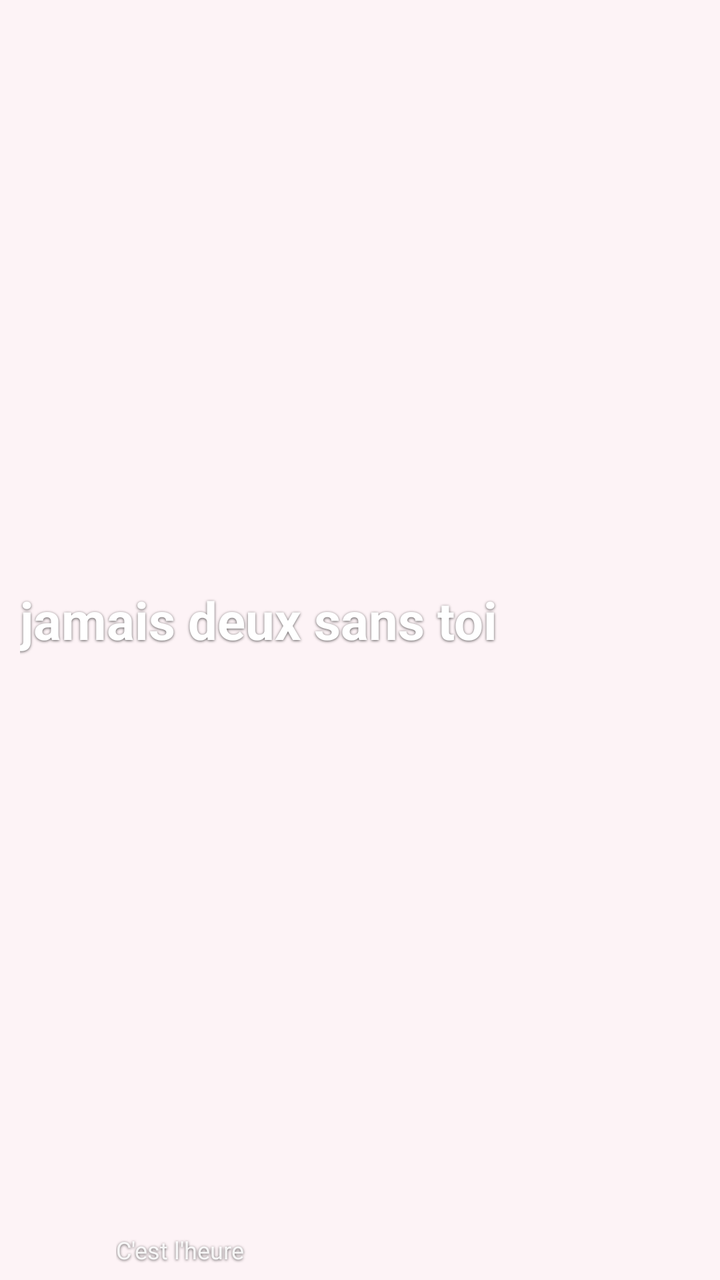
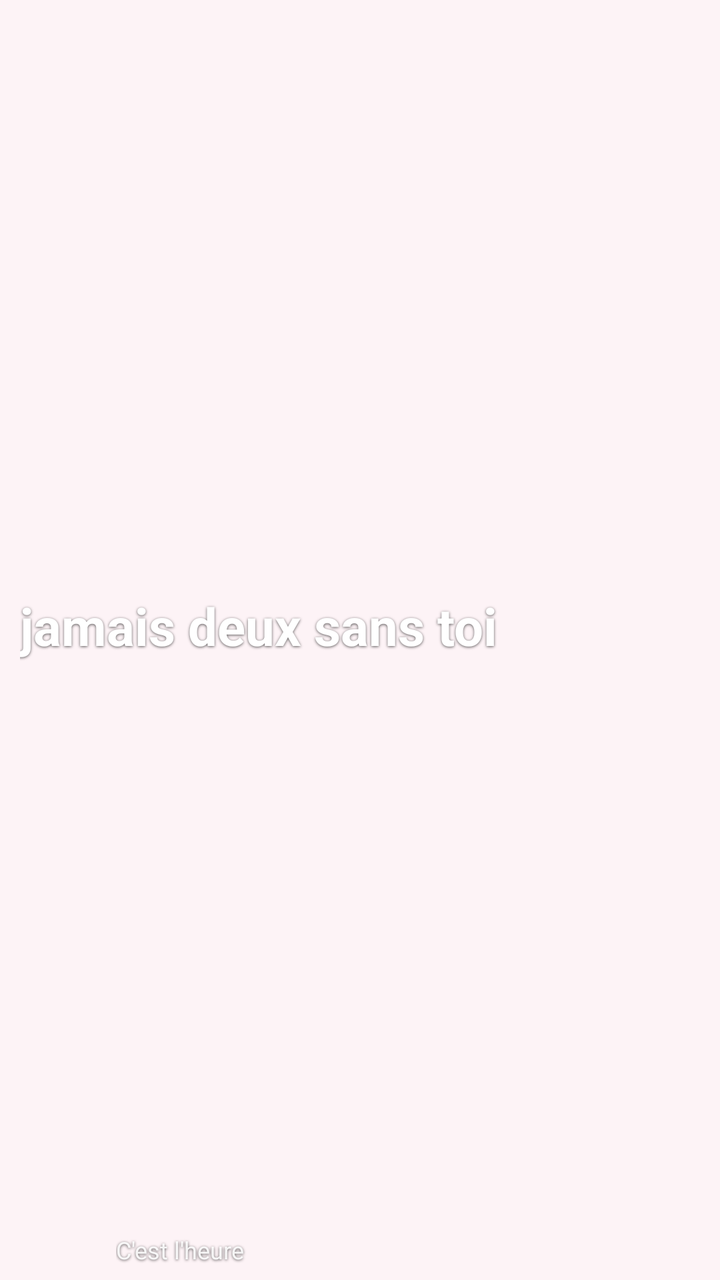

The first picture is an Android layout as it rendered before a commit; the second is the same layout after the commit. The layout source and the unified diff follow.
<!-- AndroidManifest.xml: application theme Theme.MedTap -->
<!-- res/layout/widget_dragon.xml -->
<?xml version="1.0" encoding="utf-8"?>
<FrameLayout xmlns:android="http://schemas.android.com/apk/res/android"
    android:layout_width="match_parent"
    android:layout_height="match_parent">

    <ImageView
        android:id="@+id/widget_bg"
        android:layout_width="match_parent"
        android:layout_height="match_parent"
        android:scaleType="fitXY"
        android:contentDescription="@null" />

    <LinearLayout
        android:layout_width="match_parent"
        android:layout_height="match_parent"
        android:orientation="vertical"
        android:paddingStart="10dp"
        android:paddingEnd="10dp"
        android:paddingTop="8dp"
        android:paddingBottom="7dp">

        <LinearLayout
            android:layout_width="match_parent"
            android:layout_height="wrap_content"
            android:orientation="horizontal"
            android:gravity="center_vertical">

            <ImageView
                android:id="@+id/widget_streak"
                android:layout_width="wrap_content"
                android:layout_height="19dp"
                android:adjustViewBounds="true"
                android:scaleType="fitStart"
                android:contentDescription="@null" />

            <ImageView
                android:id="@+id/widget_week"
                android:layout_width="0dp"
                android:layout_height="9dp"
                android:layout_weight="1"
                android:layout_marginStart="6dp"
                android:scaleType="fitEnd"
                android:contentDescription="@null" />
        </LinearLayout>

        <TextView
            android:id="@+id/widget_message"
            android:layout_width="match_parent"
            android:layout_height="0dp"
            android:layout_weight="1"
            android:layout_marginTop="6dp"
            android:gravity="center_vertical|start"
            android:maxLines="5"
            android:ellipsize="end"
            android:lineSpacingMultiplier="0.98"
            android:autoSizeTextType="uniform"
            android:autoSizeMinTextSize="10sp"
            android:autoSizeMaxTextSize="26sp"
            android:autoSizeStepGranularity="1sp"
            android:textColor="#FFFFFFFF"
            android:textStyle="bold"
            android:shadowColor="#A6000000"
            android:shadowDx="0"
            android:shadowDy="1"
            android:shadowRadius="3"
            android:text="jamais deux sans toi" />

        <LinearLayout
            android:layout_width="match_parent"
            android:layout_height="42dp"
            android:layout_marginTop="4dp"
            android:orientation="horizontal"
            android:gravity="bottom">

            <ImageView
                android:id="@+id/widget_dragon"
                android:layout_width="42dp"
                android:layout_height="42dp"
                android:scaleType="fitCenter"
                android:contentDescription="Framboise" />

            <TextView
                android:id="@+id/widget_mood"
                android:layout_width="0dp"
                android:layout_height="match_parent"
                android:layout_weight="1"
                android:layout_marginStart="6dp"
                android:gravity="bottom|start"
                android:maxLines="2"
                android:ellipsize="end"
                android:autoSizeTextType="uniform"
                android:autoSizeMinTextSize="8sp"
                android:autoSizeMaxTextSize="12sp"
                android:autoSizeStepGranularity="1sp"
                android:textColor="#E6FFFFFF"
                android:shadowColor="#A6000000"
                android:shadowDx="0"
                android:shadowDy="1"
                android:shadowRadius="3"
                android:text="C'est l'heure" />
        </LinearLayout>
    </LinearLayout>
</FrameLayout>
<!-- resources referenced by this layout -->
<resources>
  <style name="Theme.MedTap" parent="android:Theme.Material.Light.NoActionBar">
          <item name="android:windowBackground">#FDF3F6</item>
          <item name="android:statusBarColor">#FDF3F6</item>
          <item name="android:windowLightStatusBar">true</item>
      </style>
</resources>

<!-- the commit's change to res/layout/widget_dragon.xml (unified diff, before → after) -->
@@ -28,7 +28,7 @@
             <ImageView
                 android:id="@+id/widget_streak"
                 android:layout_width="wrap_content"
-                android:layout_height="19dp"
+                android:layout_height="25dp"
                 android:adjustViewBounds="true"
                 android:scaleType="fitStart"
                 android:contentDescription="@null" />
@@ -36,7 +36,7 @@
             <ImageView
                 android:id="@+id/widget_week"
                 android:layout_width="0dp"
-                android:layout_height="9dp"
+                android:layout_height="16dp"
                 android:layout_weight="1"
                 android:layout_marginStart="6dp"
                 android:scaleType="fitEnd"
